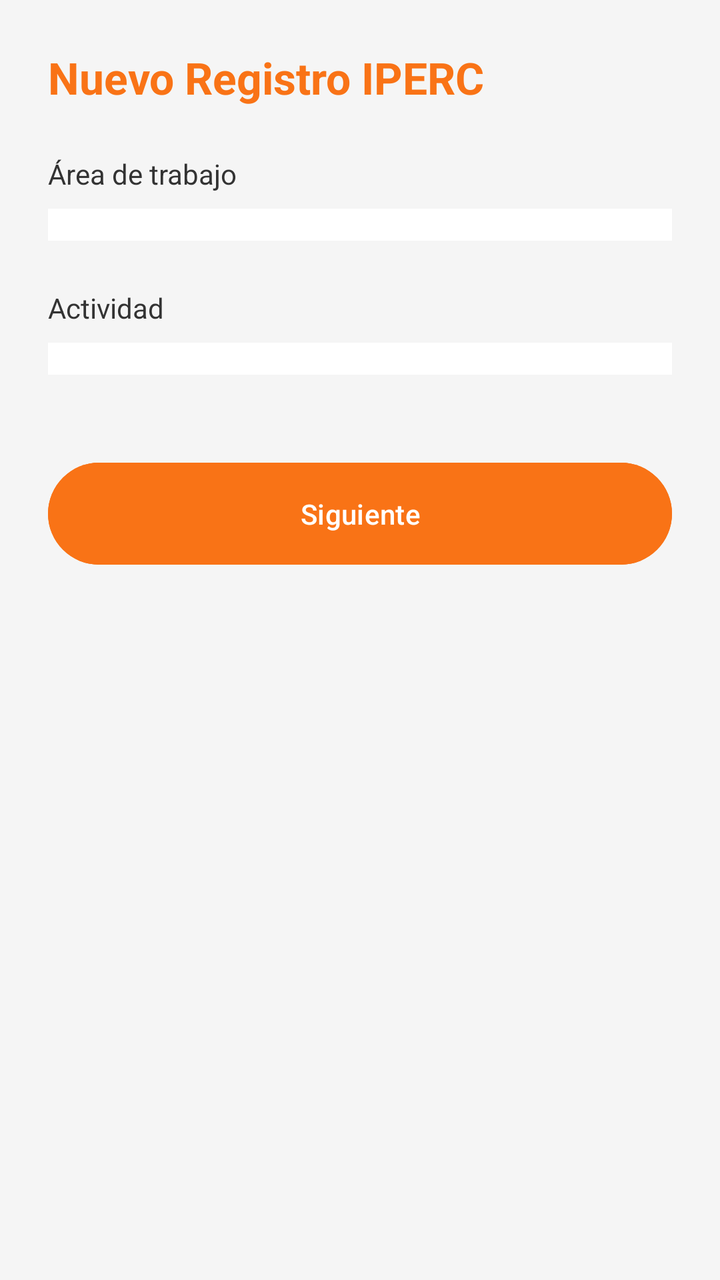
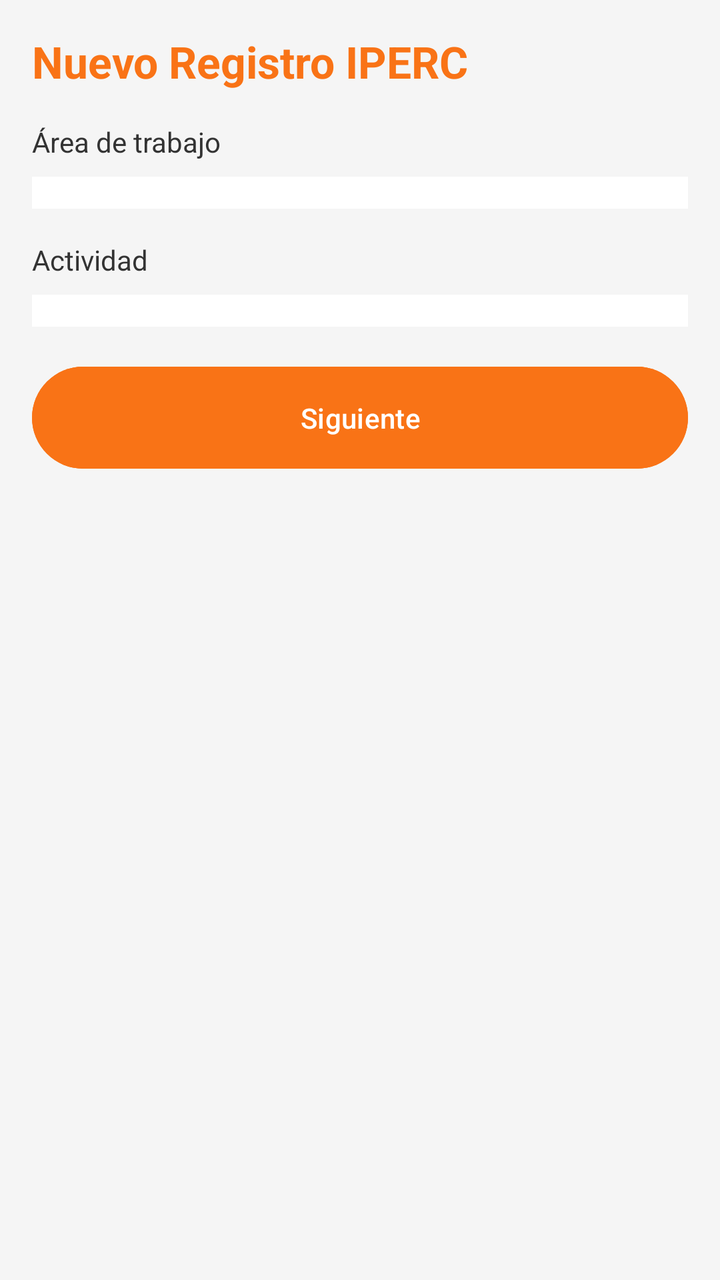

Screens rendered from an Android XML layout before and after an edit, with the pre-edit source and the edit as a unified diff.
<!-- AndroidManifest.xml: application theme Theme.IpercDigital -->
<!-- res/layout/activity_iperc.xml -->
<?xml version="1.0" encoding="utf-8"?>
<LinearLayout xmlns:android="http://schemas.android.com/apk/res/android"
    android:layout_width="match_parent"
    android:layout_height="match_parent"
    android:orientation="vertical"
    android:padding="24dp"
    android:background="#F5F5F5">

    <TextView
        android:layout_width="wrap_content"
        android:layout_height="wrap_content"
        android:text="Nuevo Registro IPERC"
        android:textSize="22sp"
        android:textStyle="bold"
        android:textColor="#F97316"
        android:layout_marginBottom="24dp"/>

    <TextView
        android:layout_width="wrap_content"
        android:layout_height="wrap_content"
        android:text="Área de trabajo"
        android:textSize="14sp"
        android:textColor="#333333"
        android:layout_marginBottom="8dp"/>

    <Spinner
        android:id="@+id/spinnerArea"
        android:layout_width="match_parent"
        android:layout_height="wrap_content"
        android:background="@android:color/white"
        android:padding="8dp"
        android:layout_marginBottom="24dp"/>

    <TextView
        android:layout_width="wrap_content"
        android:layout_height="wrap_content"
        android:text="Actividad"
        android:textSize="14sp"
        android:textColor="#333333"
        android:layout_marginBottom="8dp"/>

    <Spinner
        android:id="@+id/spinnerActividad"
        android:layout_width="match_parent"
        android:layout_height="wrap_content"
        android:background="@android:color/white"
        android:padding="8dp"
        android:layout_marginBottom="40dp"/>

    <ProgressBar
        android:id="@+id/progressBar"
        android:layout_width="wrap_content"
        android:layout_height="wrap_content"
        android:layout_gravity="center"
        android:layout_marginBottom="16dp"
        android:visibility="gone"/>

    <Button
        android:id="@+id/btnSiguiente"
        android:layout_width="match_parent"
        android:layout_height="wrap_content"
        android:text="Siguiente"
        android:backgroundTint="#F97316"
        android:textColor="@android:color/white"
        android:padding="16dp"/>

</LinearLayout>
<!-- resources referenced by this layout -->
<resources>
  <style name="Theme.IpercDigital" parent="Base.Theme.IpercDigital" />
  <style name="Base.Theme.IpercDigital" parent="Theme.Material3.DayNight.NoActionBar">
          
          
      </style>
</resources>

<!-- the commit's change to res/layout/activity_iperc.xml (unified diff, before → after) -->
@@ -1,67 +1,98 @@
 <?xml version="1.0" encoding="utf-8"?>
-<LinearLayout xmlns:android="http://schemas.android.com/apk/res/android"
+<ScrollView xmlns:android="http://schemas.android.com/apk/res/android"
     android:layout_width="match_parent"
     android:layout_height="match_parent"
-    android:orientation="vertical"
-    android:padding="24dp"
     android:background="#F5F5F5">
 
-    <TextView
-        android:layout_width="wrap_content"
-        android:layout_height="wrap_content"
-        android:text="Nuevo Registro IPERC"
-        android:textSize="22sp"
-        android:textStyle="bold"
-        android:textColor="#F97316"
-        android:layout_marginBottom="24dp"/>
-
-    <TextView
-        android:layout_width="wrap_content"
-        android:layout_height="wrap_content"
-        android:text="Área de trabajo"
-        android:textSize="14sp"
-        android:textColor="#333333"
-        android:layout_marginBottom="8dp"/>
-
-    <Spinner
-        android:id="@+id/spinnerArea"
+    <LinearLayout
         android:layout_width="match_parent"
         android:layout_height="wrap_content"
-        android:background="@android:color/white"
-        android:padding="8dp"
-        android:layout_marginBottom="24dp"/>
+        android:orientation="vertical"
+        android:padding="16dp">
 
-    <TextView
-        android:layout_width="wrap_content"
-        android:layout_height="wrap_content"
-        android:text="Actividad"
-        android:textSize="14sp"
-        android:textColor="#333333"
-        android:layout_marginBottom="8dp"/>
+        <TextView
+            android:layout_width="wrap_content"
+            android:layout_height="wrap_content"
+            android:text="Nuevo Registro IPERC"
+            android:textSize="22sp"
+            android:textStyle="bold"
+            android:textColor="#F97316"
+            android:layout_marginBottom="16dp"/>
 
-    <Spinner
-        android:id="@+id/spinnerActividad"
-        android:layout_width="match_parent"
-        android:layout_height="wrap_content"
-        android:background="@android:color/white"
-        android:padding="8dp"
-        android:layout_marginBottom="40dp"/>
+        <TextView
+            android:layout_width="wrap_content"
+            android:layout_height="wrap_content"
+            android:text="Área de trabajo"
+            android:textSize="14sp"
+            android:textColor="#333333"
+            android:layout_marginBottom="8dp"/>
 
-    <ProgressBar
-        android:id="@+id/progressBar"
-        android:layout_width="wrap_content"
-        android:layout_height="wrap_content"
-        android:layout_gravity="center"
-        android:layout_marginBottom="16dp"
-        android:visibility="gone"/>
+        <Spinner
+            android:id="@+id/spinnerArea"
+            android:layout_width="match_parent"
+            android:layout_height="wrap_content"
+            android:background="@android:color/white"
+            android:padding="8dp"
+            android:layout_marginBottom="16dp"/>
 
-    <Button
-        android:id="@+id/btnSiguiente"
-        android:layout_width="match_parent"
-        android:layout_height="wrap_content"
-        android:text="Siguiente"
-        android:backgroundTint="#F97316"
-        android:textColor="@android:color/white"
-        android:padding="16dp"/>
+        <TextView
+            android:layout_width="wrap_content"
+            android:layout_height="wrap_content"
+            android:text="Actividad"
+            android:textSize="14sp"
+            android:textColor="#333333"
+            android:layout_marginBottom="8dp"/>
 
-</LinearLayout>
+        <Spinner
+            android:id="@+id/spinnerActividad"
+            android:layout_width="match_parent"
+            android:layout_height="wrap_content"
+            android:background="@android:color/white"
+            android:padding="8dp"
+            android:layout_marginBottom="16dp"/>
+
+        
+        <LinearLayout
+            android:id="@+id/layoutMapa"
+            android:layout_width="match_parent"
+            android:layout_height="wrap_content"
+            android:orientation="vertical"
+            android:visibility="gone"
+            android:layout_marginBottom="16dp">
+
+            <TextView
+                android:id="@+id/tvGpsInfo"
+                android:layout_width="match_parent"
+                android:layout_height="wrap_content"
+                android:padding="10dp"
+                android:background="#E8F5E9"
+                android:textColor="#1B5E20"
+                android:textSize="13sp"
+                android:textStyle="bold"
+                android:layout_marginBottom="8dp"/>
+
+            <WebView
+                android:id="@+id/webViewMapa"
+                android:layout_width="match_parent"
+                android:layout_height="220dp"/>
+        </LinearLayout>
+
+        <ProgressBar
+            android:id="@+id/progressBar"
+            android:layout_width="wrap_content"
+            android:layout_height="wrap_content"
+            android:layout_gravity="center"
+            android:layout_marginBottom="16dp"
+            android:visibility="gone"/>
+
+        <Button
+            android:id="@+id/btnSiguiente"
+            android:layout_width="match_parent"
+            android:layout_height="wrap_content"
+            android:text="Siguiente"
+            android:backgroundTint="#F97316"
+            android:textColor="@android:color/white"
+            android:padding="16dp"/>
+
+    </LinearLayout>
+</ScrollView>
